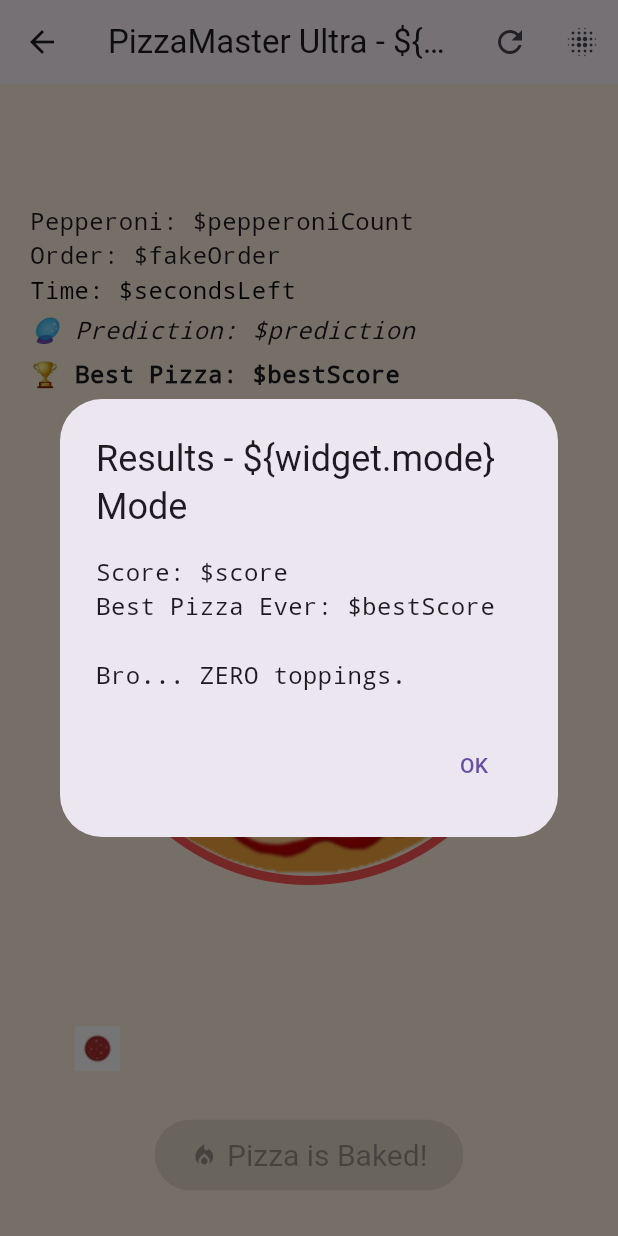
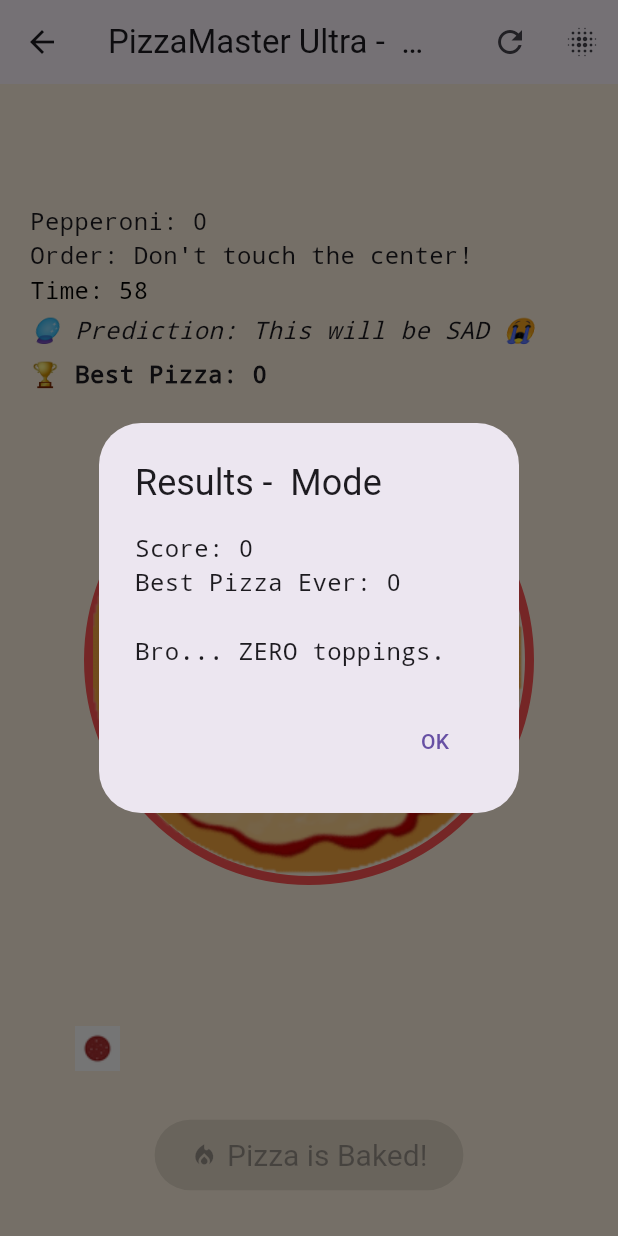
Before and after one commit to dx1-ctrl/kenny_ios_app, a Flutter app: the PizzaGameScreen screen opened directly with empty values, after a tap on "Bake Pizza", after a tap on the "refresh" icon, after a tap on the "blur off" icon, on a phone screen of 412 x 824 dp. Run offline on Flutter 3.47's test engine with Material 3 defaults, Android fonts, the light colour scheme and no system bars; our stand-ins replace shared_preferences; accounts and stored records are empty.

Commit message:
Update main.dart

```diff
--- a/lib/main.dart
+++ b/lib/main.dart
@@ -58,8 +58,6 @@ class ModeSelector extends StatelessWidget {
     );
   }
 }
-
-// --- PizzaGameScreen START ---
 
 class PizzaGameScreen extends StatefulWidget {
   final String mode;
@@ -210,7 +208,7 @@ class _PizzaGameScreenState extends State<PizzaGameScreen> {
   }
 
   void showResults({bool forced = false}) {
-    String message = 'Score: \$score\nBest Pizza Ever: \$bestScore';
+    String message = 'Score: $score\nBest Pizza Ever: $bestScore';
     message += '\n\n';
     if (pepperoniCount == 0) message += 'Bro... ZERO toppings.';
     else if (pepperoniCount < 3) message += 'Undercooked vibe 😕';
@@ -222,8 +220,8 @@ class _PizzaGameScreenState extends State<PizzaGameScreen> {
     showDialog(
       context: context,
       builder: (_) => AlertDialog(
-        title: Text("Results - \${widget.mode} Mode"),
-        content: Text(message),
+        title: Text("Results - ${widget.mode} Mode"),
+        content: Text(message.replaceAll('\n', '\n')),
         actions: [TextButton(onPressed: () => Navigator.pop(context), child: Text("OK"))],
       ),
     );
@@ -264,9 +262,8 @@ class _PizzaGameScreenState extends State<PizzaGameScreen> {
   @override
   Widget build(BuildContext context) {
     return Scaffold(
-      backgroundColor: Colors.orange[50],
       appBar: AppBar(
-        title: Text('PizzaMaster Ultra - \${widget.mode} Mode'),
+        title: Text('PizzaMaster Ultra - ${widget.mode} Mode'),
         actions: [
           IconButton(
             icon: Icon(Icons.refresh),
@@ -341,18 +338,18 @@ class _PizzaGameScreenState extends State<PizzaGameScreen> {
               child: Column(
                 crossAxisAlignment: CrossAxisAlignment.start,
                 children: [
-                  Text("Pepperoni: \$pepperoniCount", style: TextStyle(fontSize: 16)),
-                  Text("Order: \$fakeOrder", style: TextStyle(fontSize: 16)),
-                  Text("Time: \$secondsLeft", style: TextStyle(
+                  Text("Pepperoni: $pepperoniCount", style: TextStyle(fontSize: 16)),
+                  Text("Order: $fakeOrder", style: TextStyle(fontSize: 16)),
+                  Text("Time: $secondsLeft", style: TextStyle(
                     fontSize: 16,
                     color: secondsLeft <= 10 ? Colors.red : Colors.black,
                   )),
                   if (comboActive)
-                    Text("🔥 COMBO x\$comboCount!", style: TextStyle(fontSize: 18)),
+                    Text("🔥 COMBO x$comboCount!", style: TextStyle(fontSize: 18)),
                   SizedBox(height: 4),
-                  Text("🔮 Prediction: \$prediction", style: TextStyle(fontStyle: FontStyle.italic)),
+                  Text("🔮 Prediction: $prediction", style: TextStyle(fontStyle: FontStyle.italic)),
                   SizedBox(height: 6),
-                  Text("🏆 Best Pizza: \$bestScore", style: TextStyle(fontWeight: FontWeight.bold))
+                  Text("🏆 Best Pizza: $bestScore", style: TextStyle(fontWeight: FontWeight.bold))
                 ],
               ),
             ),
@@ -378,5 +375,3 @@ class _PizzaGameScreenState extends State<PizzaGameScreen> {
     );
   }
 }
-
-// --- PizzaGameScreen END ---
```
